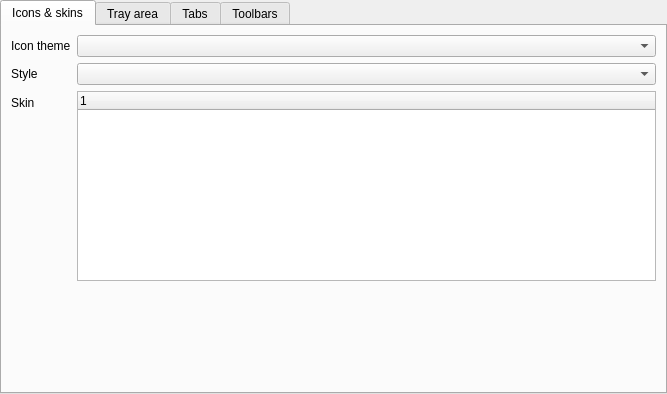
Above: src/librssguard/gui/settings/settingsgui.ui from martinrotter/rssguard before the change. Below: the same form after it.
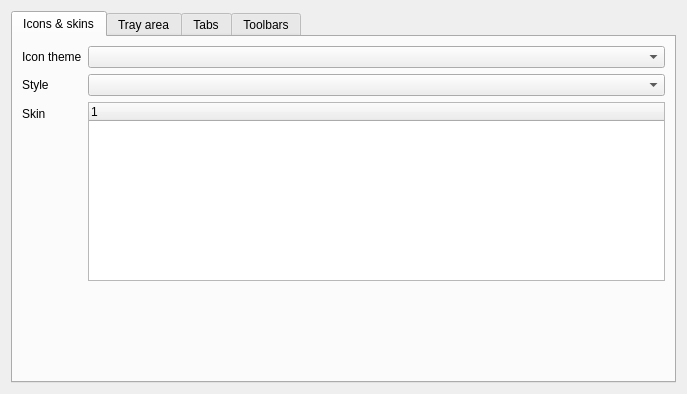
That is the form after the change. Custom widgets are drawn as their Qt base class.

What changed in the file:
```diff
--- a/src/librssguard/gui/settings/settingsgui.ui
+++ b/src/librssguard/gui/settings/settingsgui.ui
@@ -17,18 +17,6 @@
    </sizepolicy>
   </property>
   <layout class="QHBoxLayout" name="horizontalLayout">
-   <property name="leftMargin">
-    <number>0</number>
-   </property>
-   <property name="topMargin">
-    <number>0</number>
-   </property>
-   <property name="rightMargin">
-    <number>0</number>
-   </property>
-   <property name="bottomMargin">
-    <number>0</number>
-   </property>
    <item>
     <widget class="QTabWidget" name="m_tabUi">
      <property name="currentIndex">
```
